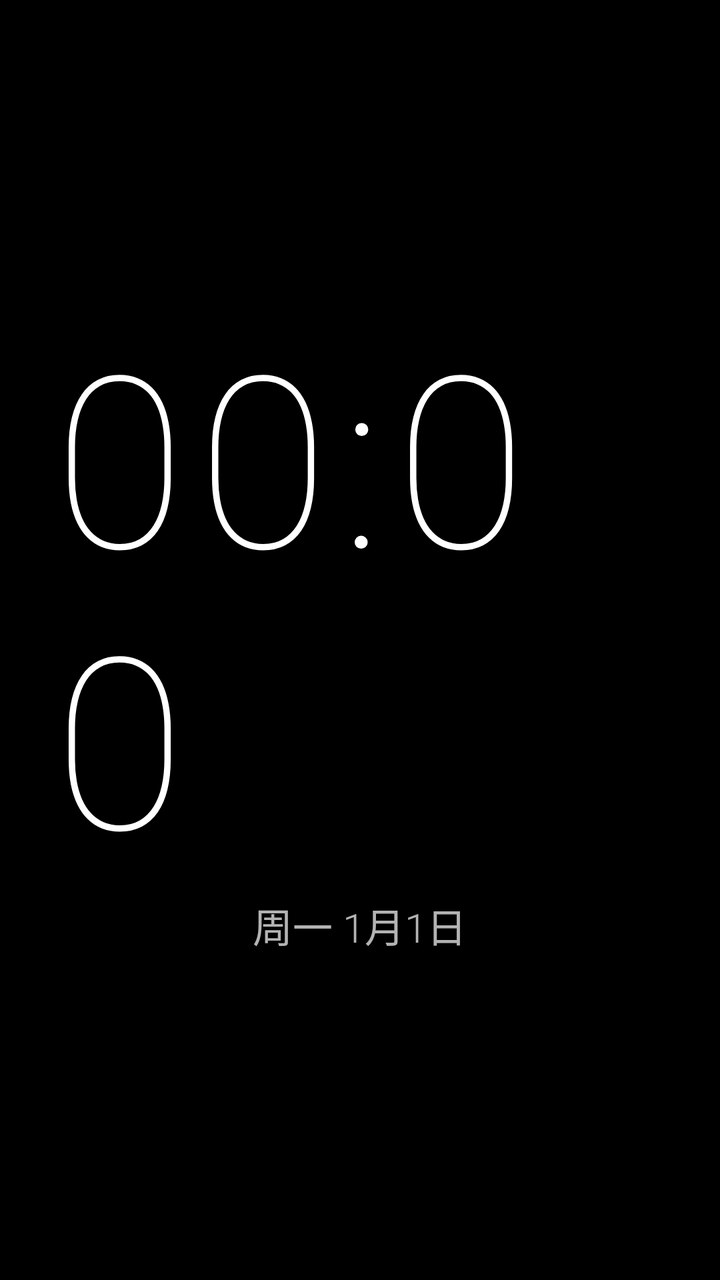
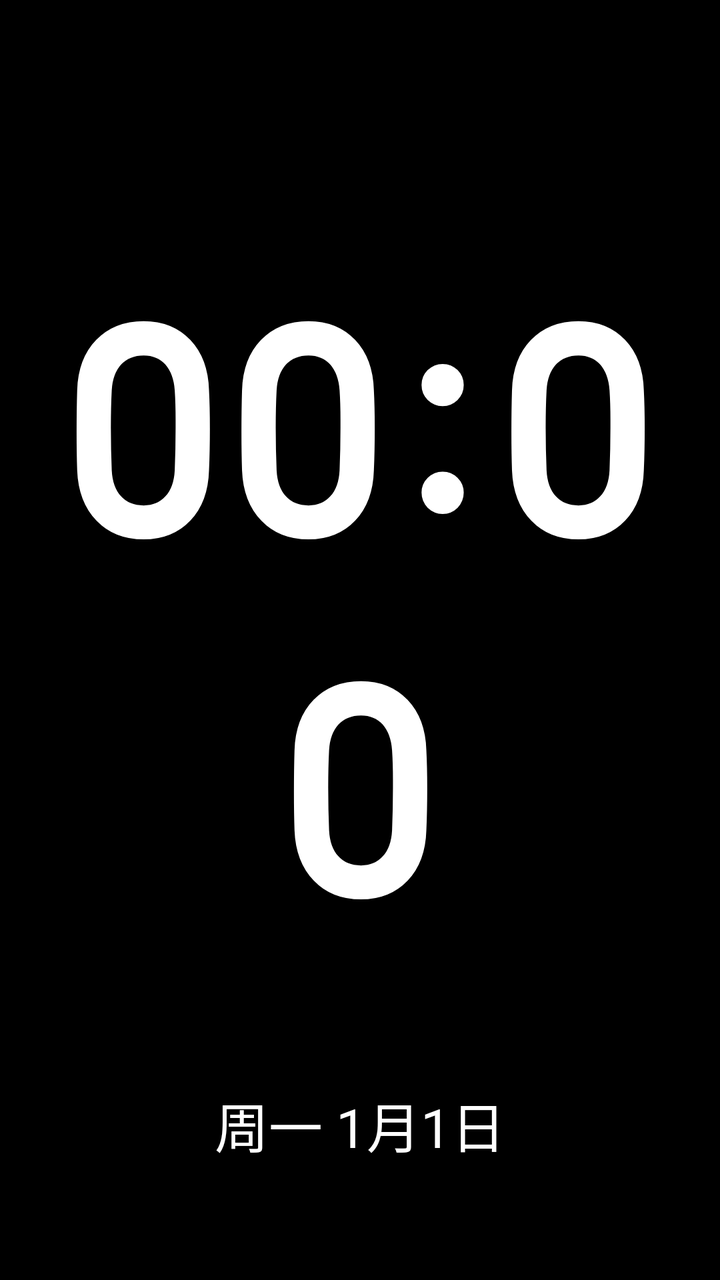

The first picture is an Android layout as it rendered before a commit; the second is the same layout after the commit. The layout source and the unified diff follow.
<!-- AndroidManifest.xml: application theme LauncherTheme -->
<!-- res/layout/page_clock.xml -->
<?xml version="1.0" encoding="utf-8"?>
<FrameLayout xmlns:android="http://schemas.android.com/apk/res/android"
    android:layout_width="match_parent"
    android:layout_height="match_parent">

    
    <ImageView
        android:id="@+id/wallpaperView"
        android:layout_width="match_parent"
        android:layout_height="match_parent"
        android:scaleType="centerCrop"
        android:visibility="gone" />

    
    <View
        android:id="@+id/overlayView"
        android:layout_width="match_parent"
        android:layout_height="match_parent"
        android:background="@color/black_overlay"
        android:visibility="gone" />

    
    <RelativeLayout
        android:layout_width="match_parent"
        android:layout_height="match_parent"
        android:padding="24dp">

        <LinearLayout
            android:id="@+id/centerGroup"
            android:layout_width="wrap_content"
            android:layout_height="wrap_content"
            android:layout_centerInParent="true"
            android:orientation="vertical"
            android:gravity="center_horizontal">

            <LinearLayout
                android:layout_width="wrap_content"
                android:layout_height="wrap_content"
                android:orientation="horizontal"
                android:gravity="bottom">

                <TextView
                    android:id="@+id/clockTime"
                    android:layout_width="wrap_content"
                    android:layout_height="wrap_content"
                    android:text="00:00"
                    android:textColor="@color/white"
                    android:textSize="120sp"
                    android:fontFamily="sans-serif-thin"
                    android:letterSpacing="0.05"
                    android:includeFontPadding="false" />

                <LinearLayout
                    android:id="@+id/weatherGroup"
                    android:layout_width="wrap_content"
                    android:layout_height="wrap_content"
                    android:orientation="vertical"
                    android:gravity="center_horizontal"
                    android:layout_marginStart="8dp"
                    android:layout_marginBottom="12dp"
                    android:visibility="gone">

                    <TextView
                        android:id="@+id/weatherIcon"
                        android:layout_width="wrap_content"
                        android:layout_height="wrap_content"
                        android:text="☁"
                        android:textColor="@color/white_70"
                        android:textSize="22sp" />

                    <TextView
                        android:id="@+id/weatherTemp"
                        android:layout_width="wrap_content"
                        android:layout_height="wrap_content"
                        android:text="--°"
                        android:textColor="@color/white"
                        android:textSize="28sp"
                        android:fontFamily="sans-serif-light" />
                </LinearLayout>
            </LinearLayout>

            <TextView
                android:id="@+id/dateText"
                android:layout_width="wrap_content"
                android:layout_height="wrap_content"
                android:text="周一 1月1日"
                android:textColor="@color/white_70"
                android:textSize="20sp"
                android:fontFamily="sans-serif-light"
                android:layout_marginTop="4dp" />
        </LinearLayout>
    </RelativeLayout>
</FrameLayout>
<!-- resources referenced by this layout -->
<resources>
  <color name="black_overlay">#66000000</color>
  <color name="white">#FFFFFFFF</color>
  <color name="white_70">#B3FFFFFF</color>
  <style name="LauncherTheme" parent="Theme.AppCompat.NoActionBar">
          <item name="android:windowFullscreen">true</item>
          <item name="android:windowNoTitle">true</item>
          <item name="android:windowBackground">@android:color/black</item>
          <item name="android:windowTranslucentStatus">true</item>
          <item name="android:windowTranslucentNavigation">true</item>
      </style>
</resources>

<!-- the commit's change to res/layout/page_clock.xml (unified diff, before → after) -->
@@ -20,74 +20,76 @@
         android:visibility="gone" />
 
     
-    <RelativeLayout
+    <androidx.constraintlayout.widget.ConstraintLayout
+        xmlns:app="http://schemas.android.com/apk/res-auto"
         android:layout_width="match_parent"
-        android:layout_height="match_parent"
-        android:padding="24dp">
+        android:layout_height="match_parent">
+
+        <TextView
+            android:id="@+id/clockTime"
+            android:layout_width="wrap_content"
+            android:layout_height="wrap_content"
+            android:layout_marginTop="86dp"
+            android:text="00:00"
+            android:textColor="@color/white"
+            android:textSize="150sp"
+            android:fontFamily="@font/time"
+            android:gravity="center"
+            android:letterSpacing="0.03"
+            android:includeFontPadding="false"
+            app:layout_constraintHorizontal_chainStyle="packed"
+            app:layout_constraintLeft_toLeftOf="parent"
+            app:layout_constraintRight_toLeftOf="@+id/weatherGroup"
+            app:layout_constraintTop_toTopOf="parent"
+            app:layout_constraintBottom_toTopOf="@+id/dateText"
+            app:layout_constraintVertical_bias="0.35" />
 
         <LinearLayout
-            android:id="@+id/centerGroup"
+            android:id="@+id/weatherGroup"
             android:layout_width="wrap_content"
             android:layout_height="wrap_content"
-            android:layout_centerInParent="true"
+            android:layout_marginStart="20dp"
             android:orientation="vertical"
-            android:gravity="center_horizontal">
+            android:gravity="center_horizontal"
+            android:visibility="gone"
+            app:layout_constraintLeft_toRightOf="@id/clockTime"
+            app:layout_constraintRight_toRightOf="parent"
+            app:layout_constraintTop_toTopOf="@id/clockTime">
 
-            <LinearLayout
+            <TextView
+                android:id="@+id/weatherIcon"
+                android:layout_width="60dp"
+                android:layout_height="60dp"
+                android:text="☁"
+                android:textColor="@color/white"
+                android:textSize="36sp"
+                android:gravity="center"
+                android:scaleType="fitXY" />
+
+            <TextView
+                android:id="@+id/weatherTemp"
                 android:layout_width="wrap_content"
                 android:layout_height="wrap_content"
-                android:orientation="horizontal"
-                android:gravity="bottom">
+                android:text="--°"
+                android:textColor="@color/white"
+                android:textSize="49sp"
+                android:fontFamily="@font/time"
+                android:layout_marginBottom="5dp"
+                app:layout_constraintBottom_toBottomOf="@id/clockTime" />
+        </LinearLayout>
 
-                <TextView
-                    android:id="@+id/clockTime"
-                    android:layout_width="wrap_content"
-                    android:layout_height="wrap_content"
-                    android:text="00:00"
-                    android:textColor="@color/white"
-                    android:textSize="120sp"
-                    android:fontFamily="sans-serif-thin"
-                    android:letterSpacing="0.05"
-                    android:includeFontPadding="false" />
+        <TextView
+            android:id="@+id/dateText"
+            android:layout_width="0dp"
+            android:layout_height="wrap_content"
+            android:layout_marginBottom="58dp"
+            android:text="周一 1月1日"
+            android:textColor="@color/white"
+            android:textSize="27sp"
+            android:gravity="center"
+            app:layout_constraintBottom_toBottomOf="parent"
+            app:layout_constraintLeft_toLeftOf="parent"
+            app:layout_constraintRight_toRightOf="parent" />
 
-                <LinearLayout
-                    android:id="@+id/weatherGroup"
-                    android:layout_width="wrap_content"
-                    android:layout_height="wrap_content"
-                    android:orientation="vertical"
-                    android:gravity="center_horizontal"
-                    android:layout_marginStart="8dp"
-                    android:layout_marginBottom="12dp"
-                    android:visibility="gone">
-
-                    <TextView
-                        android:id="@+id/weatherIcon"
-                        android:layout_width="wrap_content"
-                        android:layout_height="wrap_content"
-                        android:text="☁"
-                        android:textColor="@color/white_70"
-                        android:textSize="22sp" />
-
-                    <TextView
-                        android:id="@+id/weatherTemp"
-                        android:layout_width="wrap_content"
-                        android:layout_height="wrap_content"
-                        android:text="--°"
-                        android:textColor="@color/white"
-                        android:textSize="28sp"
-                        android:fontFamily="sans-serif-light" />
-                </LinearLayout>
-            </LinearLayout>
-
-            <TextView
-                android:id="@+id/dateText"
-                android:layout_width="wrap_content"
-                android:layout_height="wrap_content"
-                android:text="周一 1月1日"
-                android:textColor="@color/white_70"
-                android:textSize="20sp"
-                android:fontFamily="sans-serif-light"
-                android:layout_marginTop="4dp" />
-        </LinearLayout>
-    </RelativeLayout>
+    </androidx.constraintlayout.widget.ConstraintLayout>
 </FrameLayout>
<!-- resource entries referenced after the edit -->
@@ -2,7 +2,6 @@
 <resources>
   <color name="black_overlay">#66000000</color>
   <color name="white">#FFFFFFFF</color>
-  <color name="white_70">#B3FFFFFF</color>
   <style name="LauncherTheme" parent="Theme.AppCompat.NoActionBar">
           <item name="android:windowFullscreen">true</item>
           <item name="android:windowNoTitle">true</item>
